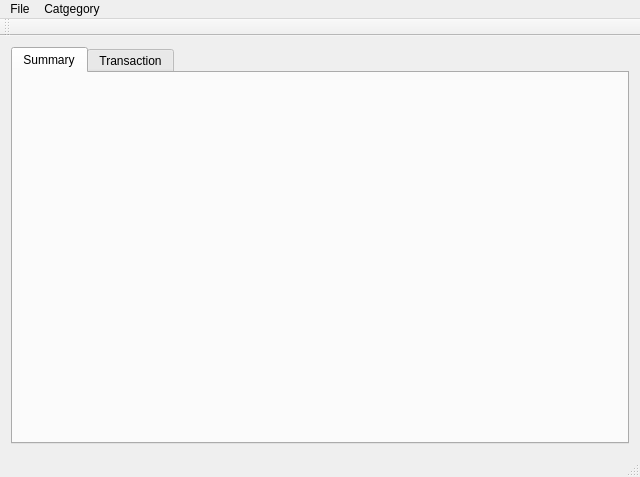
Qt form mainwindow.ui (JanusErasmus/qt-finance) before a commit.
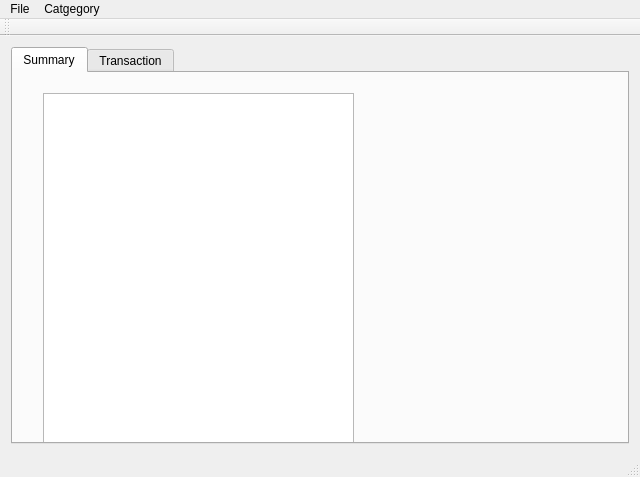
The same form after that commit.

Commit message: Summary tree calculates

The edit to the form file:
```diff
--- a/mainwindow.ui
+++ b/mainwindow.ui
@@ -27,6 +27,16 @@
        <attribute name="title">
         <string>Summary</string>
        </attribute>
+       <widget class="QTreeView" name="summaryTree">
+        <property name="geometry">
+         <rect>
+          <x>30</x>
+          <y>20</y>
+          <width>311</width>
+          <height>351</height>
+         </rect>
+        </property>
+       </widget>
       </widget>
       <widget class="QWidget" name="transactionTab">
        <property name="contextMenuPolicy">
```
Left out of the diff: 18 changed lines with no effect on the pictures. The commit also changes 4 other files.
